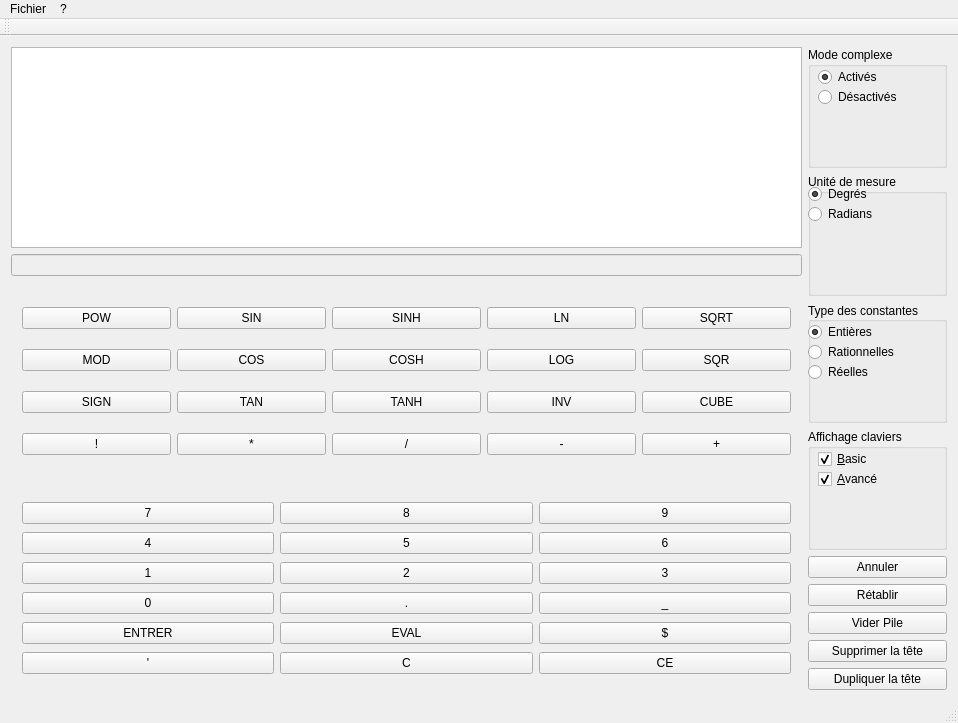
First picture: the form in mainwindow.ui, repository yuntux/lo21-npi, before the edit.
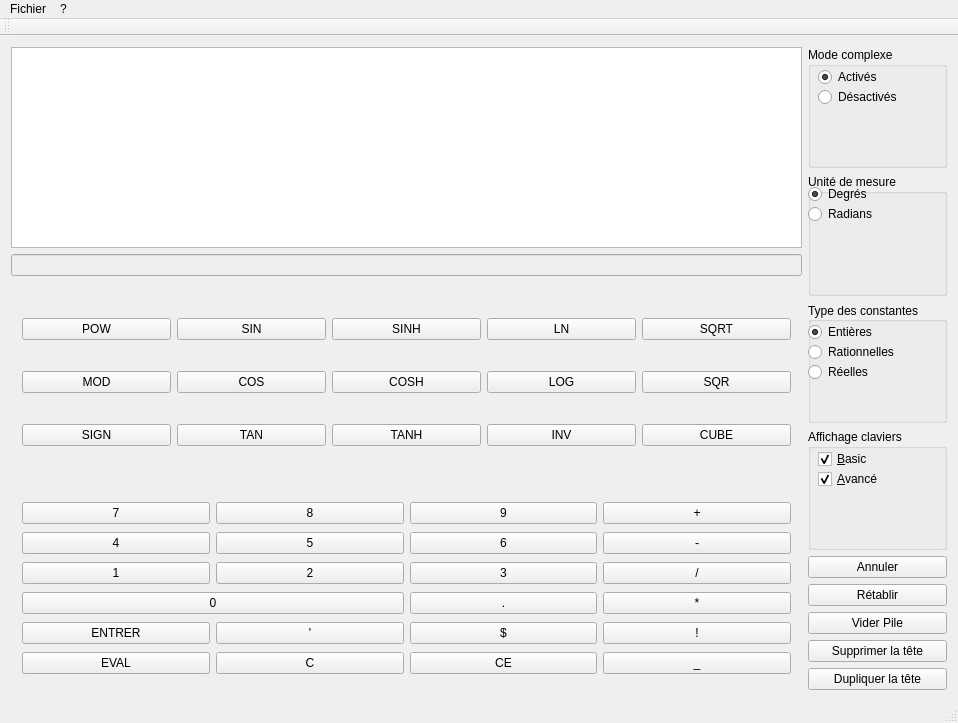
Second picture: the form after the edit.

Diff of the .ui file:
```diff
--- a/mainwindow.ui
+++ b/mainwindow.ui
@@ -22,7 +22,7 @@
         <layout class="QHBoxLayout" name="horizontalLayout_2">
          <item>
           <layout class="QGridLayout" name="_clavierBasicLayout">
-           <item row="1" column="0">
+           <item row="2" column="0">
             <widget class="QPushButton" name="num7">
              <property name="text">
               <string>7</string>
@@ -32,7 +32,7 @@
              </property>
             </widget>
            </item>
-           <item row="1" column="1">
+           <item row="2" column="1">
             <widget class="QPushButton" name="num8">
              <property name="text">
               <string>8</string>
@@ -42,7 +42,7 @@
              </property>
             </widget>
            </item>
-           <item row="1" column="2">
+           <item row="2" column="2">
             <widget class="QPushButton" name="num9">
              <property name="text">
               <string>9</string>
@@ -52,7 +52,7 @@
              </property>
             </widget>
            </item>
-           <item row="2" column="0">
+           <item row="3" column="0">
             <widget class="QPushButton" name="num4">
              <property name="text">
               <string>4</string>
@@ -62,7 +62,7 @@
              </property>
             </widget>
            </item>
-           <item row="2" column="1">
+           <item row="3" column="1">
             <widget class="QPushButton" name="num5">
              <property name="text">
               <string>5</string>
@@ -72,7 +72,7 @@
              </property>
             </widget>
            </item>
-           <item row="2" column="2">
+           <item row="3" column="2">
             <widget class="QPushButton" name="num6">
              <property name="text">
               <string>6</string>
@@ -82,7 +82,7 @@
              </property>
             </widget>
            </item>
-           <item row="3" column="0">
+           <item row="4" column="0">
             <widget class="QPushButton" name="num1">
              <property name="text">
               <string>1</string>
@@ -92,7 +92,7 @@
              </property>
             </widget>
            </item>
-           <item row="3" column="1">
+           <item row="4" column="1">
             <widget class="QPushButton" name="num2">
              <property name="text">
               <string>2</string>
@@ -102,7 +102,7 @@
              </property>
             </widget>
            </item>
-           <item row="3" column="2">
+           <item row="4" column="2">
             <widget class="QPushButton" name="num3">
              <property name="text">
               <string>3</string>
@@ -112,7 +112,7 @@
              </property>
             </widget>
            </item>
-           <item row="4" column="0">
+           <item row="5" column="0" colspan="2">
             <widget class="QPushButton" name="num0">
              <property name="text">
               <string>0</string>
@@ -122,27 +122,7 @@
              </property>
             </widget>
            </item>
-           <item row="4" column="1">
-            <widget class="QPushButton" name="POINT">
-             <property name="text">
-              <string>.</string>
-             </property>
-             <property name="shortcut">
-              <string>.</string>
-             </property>
-            </widget>
-           </item>
-           <item row="4" column="2">
-            <widget class="QPushButton" name="ESPACE">
-             <property name="text">
-              <string>_</string>
-             </property>
-             <property name="shortcut">
-              <string>Space</string>
-             </property>
-            </widget>
-           </item>
-           <item row="5" column="0">
+           <item row="7" column="0">
             <widget class="QPushButton" name="ENTER">
              <property name="text">
               <string>ENTRER</string>
@@ -152,14 +132,7 @@
              </property>
             </widget>
            </item>
-           <item row="5" column="1">
-            <widget class="QPushButton" name="EVAL">
-             <property name="text">
-              <string>EVAL</string>
-             </property>
-            </widget>
-           </item>
-           <item row="5" column="2">
+           <item row="7" column="2">
             <widget class="QPushButton" name="DOLLAR">
              <property name="text">
               <string>$</string>
@@ -169,17 +142,7 @@
              </property>
             </widget>
            </item>
-           <item row="6" column="0">
-            <widget class="QPushButton" name="QUOTE">
-             <property name="text">
-              <string>'</string>
-             </property>
-             <property name="shortcut">
-              <string>'</string>
-             </property>
-            </widget>
-           </item>
-           <item row="6" column="1">
+           <item row="8" column="1">
             <widget class="QPushButton" name="C">
              <property name="text">
               <string>C</string>
@@ -189,13 +152,100 @@
              </property>
             </widget>
            </item>
-           <item row="6" column="2">
+           <item row="8" column="2">
             <widget class="QPushButton" name="CE">
              <property name="text">
               <string>CE</string>
              </property>
             </widget>
            </item>
+           <item row="3" column="3">
+            <widget class="QPushButton" name="SOUSTRAIRE">
+             <property name="text">
+              <string>-</string>
+             </property>
+             <property name="shortcut">
+              <string>-</string>
+             </property>
+            </widget>
+           </item>
+           <item row="2" column="3">
+            <widget class="QPushButton" name="ADDITIONNER">
+             <property name="text">
+              <string>+</string>
+             </property>
+             <property name="shortcut">
+              <string>+</string>
+             </property>
+            </widget>
+           </item>
+           <item row="4" column="3">
+            <widget class="QPushButton" name="DIVISER">
+             <property name="text">
+              <string>/</string>
+             </property>
+             <property name="shortcut">
+              <string>/</string>
+             </property>
+            </widget>
+           </item>
+           <item row="5" column="3">
+            <widget class="QPushButton" name="MULTIPLIER">
+             <property name="text">
+              <string>*</string>
+             </property>
+             <property name="shortcut">
+              <string>*</string>
+             </property>
+            </widget>
+           </item>
+           <item row="7" column="3">
+            <widget class="QPushButton" name="FACTORIEL">
+             <property name="text">
+              <string>!</string>
+             </property>
+             <property name="shortcut">
+              <string>!</string>
+             </property>
+            </widget>
+           </item>
+           <item row="8" column="3">
+            <widget class="QPushButton" name="ESPACE">
+             <property name="text">
+              <string>_</string>
+             </property>
+             <property name="shortcut">
+              <string>Space</string>
+             </property>
+            </widget>
+           </item>
+           <item row="5" column="2">
+            <widget class="QPushButton" name="POINT">
+             <property name="text">
+              <string>.</string>
+             </property>
+             <property name="shortcut">
+              <string>.</string>
+             </property>
+            </widget>
+           </item>
+           <item row="7" column="1">
+            <widget class="QPushButton" name="QUOTE">
+             <property name="text">
+              <string>'</string>
+             </property>
+             <property name="shortcut">
+              <string>'</string>
+             </property>
+            </widget>
+           </item>
+           <item row="8" column="0">
+            <widget class="QPushButton" name="EVAL">
+             <property name="text">
+              <string>EVAL</string>
+             </property>
+            </widget>
+           </item>
           </layout>
          </item>
         </layout>
@@ -335,56 +385,6 @@
              </property>
             </widget>
            </item>
-           <item row="4" column="0">
-            <widget class="QPushButton" name="FACTORIEL">
-             <property name="text">
-              <string>!</string>
-             </property>
-             <property name="shortcut">
-              <string>!</string>
-             </property>
-            </widget>
-           </item>
-           <item row="4" column="1">
-            <widget class="QPushButton" name="MULTIPLIER">
-             <property name="text">
-              <string>*</string>
-             </property>
-             <property name="shortcut">
-              <string>*</string>
-             </property>
-            </widget>
-           </item>
-           <item row="4" column="2">
-            <widget class="QPushButton" name="DIVISER">
-             <property name="text">
-              <string>/</string>
-             </property>
-             <property name="shortcut">
-              <string>/</string>
-             </property>
-            </widget>
-           </item>
-           <item row="4" column="3">
-            <widget class="QPushButton" name="SOUSTRAIRE">
-             <property name="text">
-              <string>-</string>
-             </property>
-             <property name="shortcut">
-              <string>-</string>
-             </property>
-            </widget>
-           </item>
-           <item row="4" column="4">
-            <widget class="QPushButton" name="ADDITIONNER">
-             <property name="text">
-              <string>+</string>
-             </property>
-             <property name="shortcut">
-              <string>+</string>
-             </property>
-            </widget>
-           </item>
           </layout>
          </item>
         </layout>
```
Left out of the diff: 3 changed lines with no effect on the pictures.
